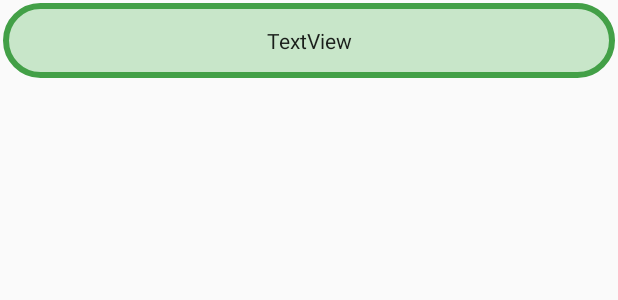
After one commit to richimcr/AgendaUacm, an Android app: the layout materias_restantes_item.xml on its own in the app's theme, with its tools: preview values and no code run, on a phone screen of 412 x 824 dp. The commit adds this screen. Shown: the top 300 px of the screen. Run offline under Robolectric (Android 15) with nearby library versions, the phone set to English and light mode, and no system bars.

Commit message:
Cambio en el diseño de las materias restantes

```diff
--- /dev/null
+++ b/app/src/main/res/drawable/bacground_materias_restantes.xml
@@ -0,0 +1,6 @@
+<?xml version="1.0" encoding="utf-8"?>
+<shape xmlns:android="http://schemas.android.com/apk/res/android">
+    <corners android:radius="50dp"/>
+    <solid android:color="@color/colorLayout"/>
+    <stroke android:width="4dp" android:color="@color/colorPrimary" android:dashWidth="100dp"/>
+</shape>
--- a/app/src/main/res/layout/avances_fragment.xml
+++ b/app/src/main/res/layout/avances_fragment.xml
@@ -130,10 +130,10 @@
                     app:layout_constraintBottom_toBottomOf="parent"
                     app:layout_constraintEnd_toEndOf="parent"
                     app:layout_constraintStart_toStartOf="parent"
-                    app:layout_constraintTop_toBottomOf="@+id/textView" />
+                    app:layout_constraintTop_toBottomOf="@+id/tvNumMateriasRestantes" />
 
                 <TextView
-                    android:id="@+id/textView"
+                    android:id="@+id/tvNumMateriasRestantes"
                     android:layout_width="wrap_content"
                     android:layout_height="wrap_content"
                     android:layout_marginTop="24dp"
--- /dev/null
+++ b/app/src/main/res/layout/materias_restantes_item.xml
@@ -0,0 +1,31 @@
+<?xml version="1.0" encoding="utf-8"?>
+<LinearLayout xmlns:android="http://schemas.android.com/apk/res/android"
+    xmlns:app="http://schemas.android.com/apk/res-auto"
+    xmlns:tools="http://schemas.android.com/tools"
+    android:layout_width="match_parent"
+    android:layout_margin="2dp"
+    android:layout_height="wrap_content"
+    android:orientation="vertical">
+
+    <androidx.constraintlayout.widget.ConstraintLayout
+        android:layout_width="match_parent"
+        android:layout_height="wrap_content"
+        android:background="@drawable/bacground_materias_restantes">
+
+        <TextView
+            android:id="@+id/tvMateriaRestante"
+            android:layout_width="0dp"
+            android:layout_height="wrap_content"
+            android:layout_gravity="center"
+            android:layout_margin="10dp"
+            android:padding="5dp"
+            android:text="TextView"
+            android:textAlignment="center"
+            android:textAppearance="@style/TextAppearance.AppCompat.Body1"
+            app:layout_constraintBottom_toBottomOf="parent"
+            app:layout_constraintEnd_toEndOf="parent"
+            app:layout_constraintStart_toStartOf="parent"
+            app:layout_constraintTop_toTopOf="parent" />
+    </androidx.constraintlayout.widget.ConstraintLayout>
+
+</LinearLayout>
```
Also changed, not shown: app/src/main/java/com/mcr/agendauacm/sections/avances/AvancesFragment.java (+2 -18 lines), app/src/main/res/layout/materias_restantes_layout.xml (deleted, +0 -18 lines).
